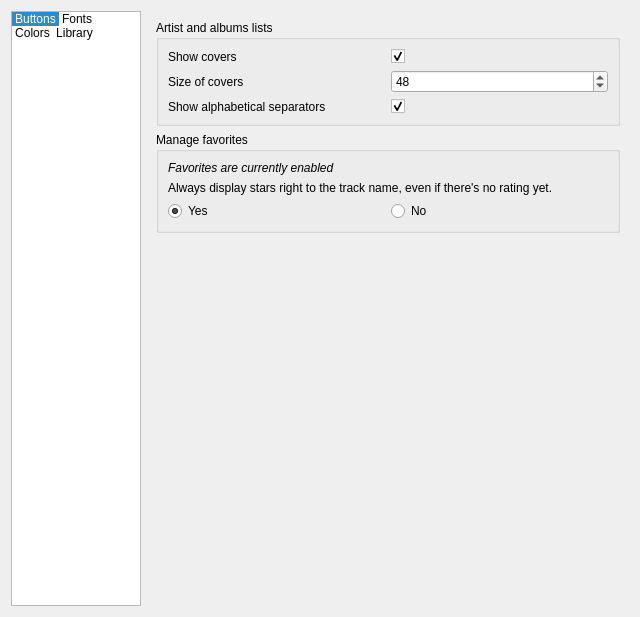
This is code/src/customizetheme.ui in MBach/Miam-Player as Qt 5 draws it before an edit. The edited form follows.
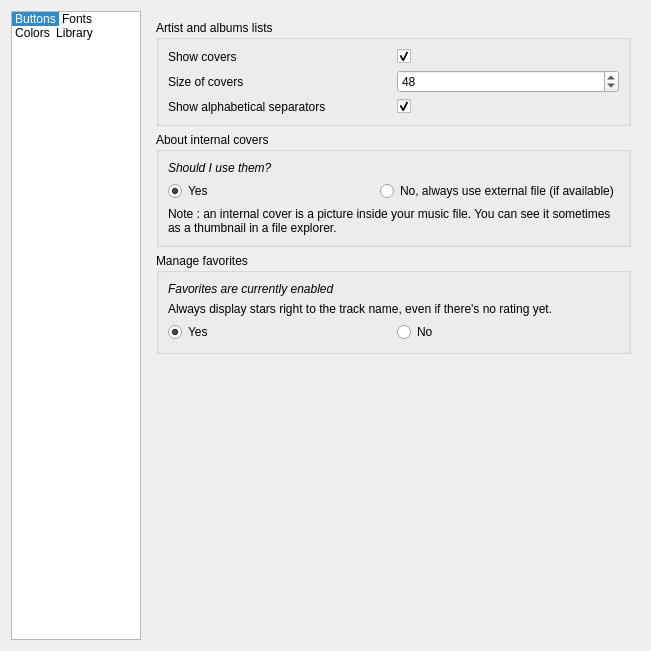
This is the edited form. The open tabs and pages were chosen to show the change. Icons and pictures are not drawn.

Commit message: Changed the size of the rows in the library to always display an equal size in some albums don't have covers.

The edit to the form file:
```diff
--- a/code/src/customizetheme.ui
+++ b/code/src/customizetheme.ui
@@ -6,8 +6,8 @@
    <rect>
     <x>0</x>
     <y>0</y>
-    <width>640</width>
-    <height>617</height>
+    <width>651</width>
+    <height>651</height>
    </rect>
   </property>
   <property name="windowTitle">
@@ -1003,23 +1003,6 @@
           <string>Artist and albums lists</string>
          </property>
          <layout class="QGridLayout" name="gridLayout_2">
-          <item row="0" column="0">
-           <widget class="QLabel" name="labelDisplayCovers">
-            <property name="text">
-             <string>Show covers</string>
-            </property>
-           </widget>
-          </item>
-          <item row="0" column="1">
-           <widget class="QCheckBox" name="checkBoxDisplayCovers">
-            <property name="text">
-             <string/>
-            </property>
-            <property name="checked">
-             <bool>true</bool>
-            </property>
-           </widget>
-          </item>
           <item row="1" column="0">
            <widget class="QLabel" name="labelCoverSize">
             <property name="text">
@@ -1027,6 +1010,16 @@
             </property>
            </widget>
           </item>
+          <item row="0" column="1">
+           <widget class="QCheckBox" name="checkBoxDisplayCovers">
+            <property name="text">
+             <string/>
+            </property>
+            <property name="checked">
+             <bool>true</bool>
+            </property>
+           </widget>
+          </item>
           <item row="1" column="1">
            <widget class="QSpinBox" name="spinBoxCoverSize">
             <property name="minimum">
@@ -1053,6 +1046,65 @@
              <string/>
             </property>
             <property name="checked">
+             <bool>true</bool>
+            </property>
+           </widget>
+          </item>
+          <item row="0" column="0">
+           <widget class="QLabel" name="labelDisplayCovers">
+            <property name="text">
+             <string>Show covers</string>
+            </property>
+           </widget>
+          </item>
+         </layout>
+        </widget>
+       </item>
+       <item>
+        <widget class="QGroupBox" name="groupBox_2">
+         <property name="title">
+          <string>About internal covers</string>
+         </property>
+         <layout class="QVBoxLayout" name="verticalLayout_6">
+          <item>
+           <widget class="QLabel" name="label_6">
+            <property name="font">
+             <font>
+              <italic>true</italic>
+             </font>
+            </property>
+            <property name="text">
+             <string>Should I use them?</string>
+            </property>
+           </widget>
+          </item>
+          <item>
+           <layout class="QHBoxLayout" name="horizontalLayout_2">
+            <item>
+             <widget class="QRadioButton" name="radioButtonHideNeverScoredTracks_2">
+              <property name="text">
+               <string>Yes</string>
+              </property>
+              <property name="checked">
+               <bool>true</bool>
+              </property>
+             </widget>
+            </item>
+            <item>
+             <widget class="QRadioButton" name="radioButtonShowNeverScoredTracks_2">
+              <property name="text">
+               <string>No, always use external file (if available)</string>
+              </property>
+             </widget>
+            </item>
+           </layout>
+          </item>
+          <item>
+           <widget class="QLabel" name="label_7">
+            <property name="text">
+             <string>Note : an internal cover is a picture inside your music file. You can see it sometimes as a thumbnail in a file explorer.</string>
+            </property>
+            <property name="wordWrap">
              <bool>true</bool>
             </property>
            </widget>
```
The commit also changes 21 other files.
